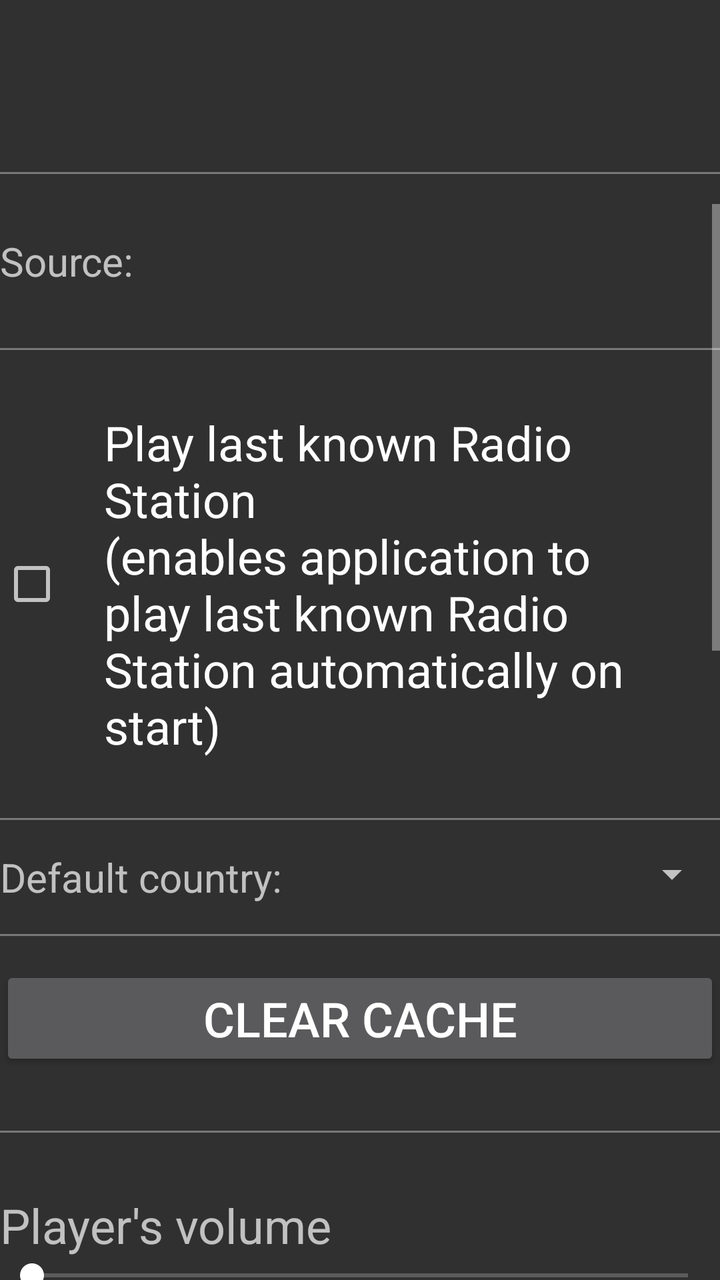
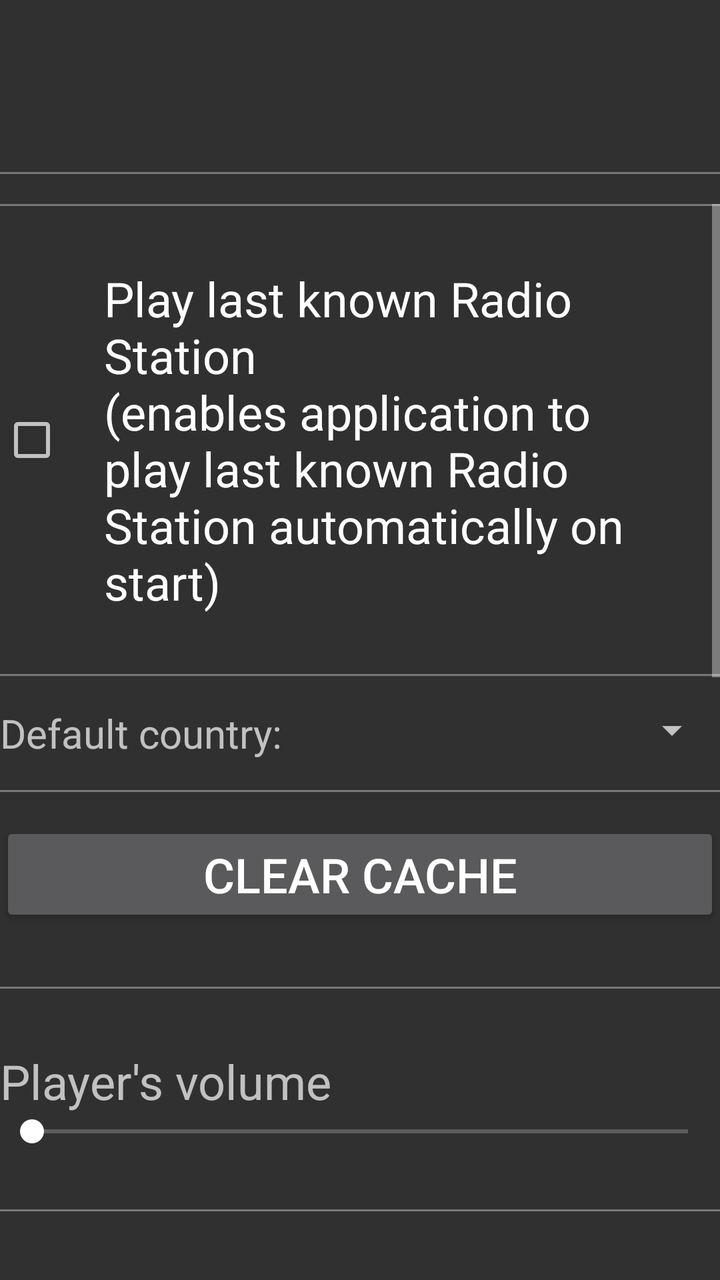

Before-and-after screenshots of an Android layout around one commit, followed by the original layout XML and the change that was made.
<!-- AndroidManifest.xml: another module's application theme AppTheme.NoActionBar -->
<!-- res/layout/automotive_activity_settings.xml -->
<?xml version="1.0" encoding="utf-8"?>
<LinearLayout xmlns:android="http://schemas.android.com/apk/res/android"
    android:id="@+id/automotive_settings_activity"
    android:layout_width="match_parent"
    android:layout_height="match_parent"
    android:layout_margin="15dp"
    android:orientation="vertical">

    <com.google.android.material.appbar.AppBarLayout
        android:layout_width="match_parent"
        android:layout_height="wrap_content"
        android:layout_marginTop="15dp"
        android:layout_marginBottom="15dp"
        android:background="@android:color/transparent">

        <androidx.appcompat.widget.Toolbar
            android:id="@+id/automotive_settings_toolbar"
            android:layout_width="match_parent"
            android:layout_height="?attr/actionBarSize" />

    </com.google.android.material.appbar.AppBarLayout>

    <View
        android:layout_width="match_parent"
        android:layout_height="1dp"
        android:layout_marginBottom="15dp"
        android:alpha="0.5"
        android:background="@color/or_color_text" />

    <ScrollView
        android:layout_width="match_parent"
        android:layout_height="wrap_content">

        <LinearLayout
            android:layout_width="match_parent"
            android:layout_height="wrap_content"
            android:orientation="vertical">

            <LinearLayout
                android:layout_width="match_parent"
                android:layout_height="wrap_content"
                android:layout_marginTop="15dp"
                android:layout_marginBottom="30dp"
                android:gravity="center_vertical"
                android:orientation="horizontal">

                <TextView
                    android:layout_width="wrap_content"
                    android:layout_height="wrap_content"
                    android:layout_marginEnd="40dp"
                    android:text="@string/source_semicolon"
                    android:textSize="20sp" />

                <RadioGroup
                    android:id="@+id/sources_radio_group_car"
                    android:layout_width="wrap_content"
                    android:layout_height="wrap_content"
                    android:orientation="horizontal" />

            </LinearLayout>

            <View
                android:layout_width="match_parent"
                android:layout_height="1dp"
                android:layout_marginBottom="15dp"
                android:alpha="0.5"
                android:background="@color/or_color_text" />

            <CheckBox
                android:id="@+id/automotive_settings_enable_last_known_radio_station_check_view"
                android:layout_width="match_parent"
                android:layout_height="wrap_content"
                android:layout_marginTop="15dp"
                android:layout_marginBottom="30dp"
                android:paddingHorizontal="20dp"
                android:text="@string/enable_last_known_radio_station_label"
                android:textSize="24sp" />

            <View
                android:layout_width="match_parent"
                android:layout_height="1dp"
                android:layout_marginBottom="15dp"
                android:alpha="0.5"
                android:background="@color/or_color_text" />

            <LinearLayout
                android:layout_width="match_parent"
                android:layout_height="wrap_content"
                android:layout_gravity="center_vertical"
                android:layout_marginBottom="15dp"
                android:orientation="horizontal">

                <TextView
                    android:layout_width="wrap_content"
                    android:layout_height="wrap_content"
                    android:layout_gravity="center_vertical"
                    android:layout_marginEnd="15dp"
                    android:text="@string/default_country_label"
                    android:textSize="20sp" />

                <Spinner
                    android:id="@+id/automotive_settings_default_country_spinner"
                    android:layout_width="match_parent"
                    android:layout_height="wrap_content" />

            </LinearLayout>

            <View
                android:layout_width="match_parent"
                android:layout_height="1dp"
                android:layout_marginBottom="15dp"
                android:alpha="0.5"
                android:background="@color/or_color_text" />

            <Button
                android:id="@+id/automotive_settings_clear_cache_btn"
                android:layout_width="match_parent"
                android:layout_height="wrap_content"
                android:layout_marginBottom="30dp"
                android:text="@string/clear_cache_lbl"
                android:textSize="24sp" />

            <View
                android:layout_width="match_parent"
                android:layout_height="1dp"
                android:layout_marginBottom="15dp"
                android:alpha="0.5"
                android:background="@color/or_color_text" />

            <TextView
                android:layout_width="wrap_content"
                android:layout_height="wrap_content"
                android:layout_marginTop="15dp"
                android:text="@string/settings_player_volume"
                android:textSize="24sp" />

            <SeekBar
                android:id="@+id/automotive_player_vol_seek_bar"
                android:layout_width="match_parent"
                android:layout_height="wrap_content"
                android:layout_marginBottom="30dp"
                android:max="100" />

            <View
                android:layout_width="match_parent"
                android:layout_height="1dp"
                android:layout_marginBottom="15dp"
                android:alpha="0.5"
                android:background="@color/or_color_text" />

            <TextView
                android:layout_width="wrap_content"
                android:layout_height="wrap_content"
                android:layout_marginTop="15dp"
                android:text="@string/buffering"
                android:textSize="24sp" />

            <TextView
                android:id="@+id/automotive_stream_buffering_desc_view"
                android:layout_width="match_parent"
                android:layout_height="wrap_content"
                android:layout_marginBottom="15dp"
                android:text="@string/stream_buffering_descr_automotive"
                android:textSize="24sp" />

            <LinearLayout
                android:layout_width="match_parent"
                android:layout_height="wrap_content"
                android:layout_marginBottom="15dp"
                android:baselineAligned="false"
                android:orientation="horizontal">

                <LinearLayout
                    android:layout_width="match_parent"
                    android:layout_height="wrap_content"
                    android:layout_weight="1"
                    android:orientation="vertical"
                    android:paddingTop="10dp"
                    android:paddingEnd="10dp">

                    <TextView
                        android:id="@+id/automotive_min_buffer_label_view"
                        android:layout_width="wrap_content"
                        android:layout_height="wrap_content"
                        android:text="@string/min_buff_description_automotive"
                        android:textSize="18sp" />

                    <EditText
                        android:id="@+id/automotive_min_buffer_edit_view"
                        android:layout_width="match_parent"
                        android:layout_height="wrap_content"
                        android:inputType="number" />

                    <TextView
                        android:id="@+id/automotive_max_buffer_label_view"
                        android:layout_width="match_parent"
                        android:layout_height="wrap_content"
                        android:text="@string/max_buff_description_automotive"
                        android:textSize="18sp" />

                    <EditText
                        android:id="@+id/automotive_max_buffer_edit_view"
                        android:layout_width="match_parent"
                        android:layout_height="wrap_content"
                        android:inputType="number" />

                </LinearLayout>

                <LinearLayout
                    android:layout_width="match_parent"
                    android:layout_height="wrap_content"
                    android:layout_weight="1"
                    android:orientation="vertical"
                    android:paddingStart="10dp"
                    android:paddingTop="10dp">

                    <TextView
                        android:id="@+id/automotive_play_buffer_label_view"
                        android:layout_width="match_parent"
                        android:layout_height="wrap_content"
                        android:text="@string/playback_buffer_description_automotive"
                        android:textSize="18sp" />

                    <EditText
                        android:id="@+id/automotive_play_buffer_edit_view"
                        android:layout_width="match_parent"
                        android:layout_height="wrap_content"
                        android:inputType="number" />

                    <TextView
                        android:id="@+id/automotive_rebuffer_label_view"
                        android:layout_width="match_parent"
                        android:layout_height="wrap_content"
                        android:text="@string/playback_buffer_after_rebuffer_description_automotive"
                        android:textSize="18sp" />

                    <EditText
                        android:id="@+id/automotive_rebuffer_edit_view"
                        android:layout_width="match_parent"
                        android:layout_height="wrap_content"
                        android:inputType="number" />

                </LinearLayout>

            </LinearLayout>

            <Button
                android:id="@+id/automotive_buffering_restore_btn"
                android:layout_width="wrap_content"
                android:layout_height="wrap_content"
                android:layout_gravity="center_horizontal"
                android:layout_marginBottom="30dp"
                android:text="@string/restore_default"
                android:textSize="24sp" />

            <View
                android:layout_width="match_parent"
                android:layout_height="1dp"
                android:layout_marginBottom="15dp"
                android:alpha="0.5"
                android:background="@color/or_color_text" />

            <LinearLayout
                android:id="@+id/automotive_account_layout"
                android:layout_width="match_parent"
                android:layout_height="wrap_content"
                android:layout_marginBottom="15dp"
                android:orientation="vertical"
                android:visibility="gone">

                <TextView
                    android:id="@+id/automotive_account_email_text_view"
                    android:layout_width="wrap_content"
                    android:layout_height="wrap_content"
                    android:layout_gravity="center"
                    android:paddingBottom="5dp" />

                <ImageButton
                    android:id="@+id/automotive_account_sign_out_btn"
                    android:layout_width="match_parent"
                    android:layout_height="wrap_content"
                    android:layout_marginBottom="15dp"
                    android:src="@drawable/ic_sign_out" />

                <ImageButton
                    android:id="@+id/automotive_account_del_btn"
                    android:layout_width="match_parent"
                    android:layout_height="wrap_content"
                    android:layout_marginBottom="15dp"
                    android:src="@drawable/ic_delete" />

            </LinearLayout>

            <TextView
                android:layout_width="wrap_content"
                android:layout_height="wrap_content"
                android:layout_gravity="center"
                android:layout_marginBottom="15dp"
                android:text="@string/file_storage"
                android:textSize="18sp" />

            <LinearLayout
                android:layout_width="match_parent"
                android:layout_height="wrap_content"
                android:layout_marginBottom="15dp"
                android:baselineAligned="false"
                android:orientation="horizontal" >

                <ImageButton
                    android:id="@+id/automotive_file_storage_download_btn"
                    android:layout_width="match_parent"
                    android:layout_height="wrap_content"
                    android:layout_weight="0.5"
                    android:src="@drawable/ic_file_download" />

                <ImageButton
                    android:id="@+id/automotive_file_storage_upload_btn"
                    android:layout_width="match_parent"
                    android:layout_height="wrap_content"
                    android:layout_weight="0.5"
                    android:src="@drawable/ic_file_upload" />

            </LinearLayout>

            <TextView
                android:layout_width="wrap_content"
                android:layout_height="wrap_content"
                android:layout_gravity="center"
                android:layout_marginBottom="15dp"
                android:text="@string/cloud_storage"
                android:visibility="gone"
                android:textSize="18sp" />

            <LinearLayout
                android:layout_width="match_parent"
                android:layout_height="wrap_content"
                android:baselineAligned="false"
                android:orientation="horizontal"
                android:visibility="gone">

                <ImageButton
                    android:id="@+id/automotive_cloud_storage_download_btn"
                    android:layout_width="match_parent"
                    android:layout_height="wrap_content"
                    android:layout_weight="0.5"
                    android:src="@drawable/ic_cloud_download" />

            </LinearLayout>

            <ProgressBar
                android:id="@+id/automotive_cloud_storage_progress_view"
                style="@style/Widget.AppCompat.ProgressBar.Horizontal"
                android:layout_width="match_parent"
                android:layout_height="wrap_content"
                android:layout_marginBottom="30dp" />

            <View
                android:layout_width="match_parent"
                android:layout_height="1dp"
                android:layout_marginBottom="15dp"
                android:alpha="0.5"
                android:background="@color/or_color_text" />

            <RelativeLayout
                android:layout_width="match_parent"
                android:layout_height="0dp"
                android:layout_weight="1">

                <Button
                    android:id="@+id/automotive_logs_btn"
                    android:layout_width="wrap_content"
                    android:layout_height="wrap_content"
                    android:layout_centerHorizontal="true"
                    android:layout_centerVertical="true"
                    android:text="@string/send_logs_lbl"
                    android:textSize="24sp" />

                <ProgressBar
                    android:id="@+id/automotive_logs_progress"
                    android:layout_width="wrap_content"
                    android:layout_height="wrap_content"
                    android:layout_centerVertical="true"
                    android:visibility="gone" />

            </RelativeLayout>

            <View
                android:layout_width="match_parent"
                android:layout_height="1dp"
                android:layout_marginBottom="15dp"
                android:alpha="0.5"
                android:background="@color/or_color_text" />

        </LinearLayout>

    </ScrollView>

</LinearLayout>
<!-- resources referenced by this layout -->
<resources>
  <color name="or_color_text">#FFC0C0C0</color>
  <!-- drawable ic_cloud_download (drawable) -->
  <vector xmlns:android="http://schemas.android.com/apk/res/android"
      android:width="50dp"
      android:height="50dp"
      android:tint="#FFFFFFFF"
      android:viewportWidth="24"
      android:viewportHeight="24">
      <path
          android:fillColor="#FFFFFFFF"
          android:pathData="M19.35,10.04C18.67,6.59 15.64,4 12,4 9.11,4 6.6,5.64 5.35,8.04 2.34,8.36 0,10.91 0,14c0,3.31 2.69,6 6,6h13c2.76,0 5,-2.24 5,-5 0,-2.64 -2.05,-4.78 -4.65,-4.96zM17,13l-5,5 -5,-5h3V9h4v4h3z" />
  </vector>
  <!-- drawable ic_delete (drawable) -->
  <vector xmlns:android="http://schemas.android.com/apk/res/android"
      android:width="24dp"
      android:height="24dp"
      android:tint="#FFFFFF"
      android:viewportWidth="24"
      android:viewportHeight="24">
  
      <path
          android:fillColor="#FFFFFF"
          android:pathData="M6,19c0,1.1 0.9,2 2,2h8c1.1,0 2,-0.9 2,-2V7H6v12zM19,4h-3.5l-1,-1h-5l-1,1H5v2h14V4z" />
  
  </vector>
  <!-- drawable ic_file_download (drawable) -->
  <vector xmlns:android="http://schemas.android.com/apk/res/android"
      android:width="24dp"
      android:height="24dp"
      android:tint="#FFFFFFFF"
      android:viewportWidth="24"
      android:viewportHeight="24">
  
      <path
          android:fillColor="#FFFFFFFF"
          android:pathData="M19,9h-4V3H9v6H5l7,7 7,-7zM5,18v2h14v-2H5z" />
  
  </vector>
  <!-- drawable ic_file_upload (drawable) -->
  <vector xmlns:android="http://schemas.android.com/apk/res/android"
      android:width="24dp"
      android:height="24dp"
      android:tint="#FFFFFFFF"
      android:viewportWidth="24"
      android:viewportHeight="24">
  
      <path
          android:fillColor="#FFFFFFFF"
          android:pathData="M9,16h6v-6h4l-7,-7 -7,7h4zM5,18h14v2L5,20z" />
  
  </vector>
  <!-- drawable ic_sign_out (drawable) -->
  <vector xmlns:android="http://schemas.android.com/apk/res/android"
      android:width="24dp"
      android:height="24dp"
      android:tint="#FFFFFF"
      android:viewportWidth="24"
      android:viewportHeight="24">
      <path
          android:fillColor="#FFFFFF"
          android:pathData="M17,7l-1.41,1.41L18.17,11H8v2h10.17l-2.58,2.58L17,17l5,-5zM4,5h8V3H4c-1.1,0 -2,0.9 -2,2v14c0,1.1 0.9,2 2,2h8v-2H4V5z" />
  </vector>
  <string name="buffering">Buffering</string>
  <string name="clear_cache_lbl">Clear cache</string>
  <string name="cloud_storage">Cloud Storage</string>
  <string name="default_country_label">Default country:</string>
  <string name="enable_last_known_radio_station_label">Play last known Radio Station\n(enables application to play last known Radio Station automatically on start)</string>
  <string name="file_storage">File Storage</string>
  <string name="max_buff_description_automotive">Maximum buffer, in milliseconds</string>
  <string name="min_buff_description_automotive">Minimum buffer, in milliseconds</string>
  <string name="playback_buffer_after_rebuffer_description_automotive">Re-play buffer, in milliseconds</string>
  <string name="playback_buffer_description_automotive">Play buffer, in milliseconds</string>
  <string name="restore_default">Restore Default</string>
  <string name="send_logs_lbl">Send Logs</string>
  <string name="settings_player_volume">Player\'s volume</string>
  <string name="source_semicolon">Source:</string>
  <string name="stream_buffering_descr_automotive">Restart playback when values are changed. Range is %1$d - %2$d milliseconds (%3$d second - %4$d minutes)</string>
  <style name="AppTheme.NoActionBar">
          <item name="windowActionBar">false</item>
          <item name="windowNoTitle">true</item>
          <item name="android:windowFullscreen">false</item>
      </style>
</resources>

<!-- the commit's change to res/layout/automotive_activity_settings.xml (unified diff, before → after) -->
@@ -42,7 +42,8 @@
                 android:layout_marginTop="15dp"
                 android:layout_marginBottom="30dp"
                 android:gravity="center_vertical"
-                android:orientation="horizontal">
+                android:orientation="horizontal"
+                android:visibility="gone">
 
                 <TextView
                     android:layout_width="wrap_content"
